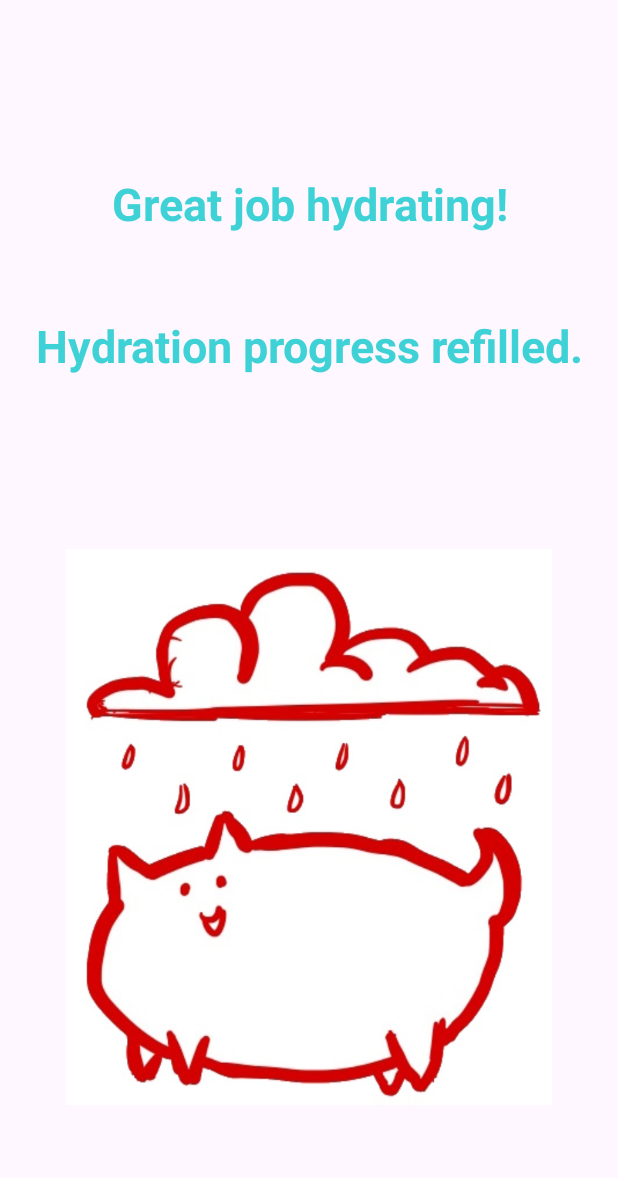
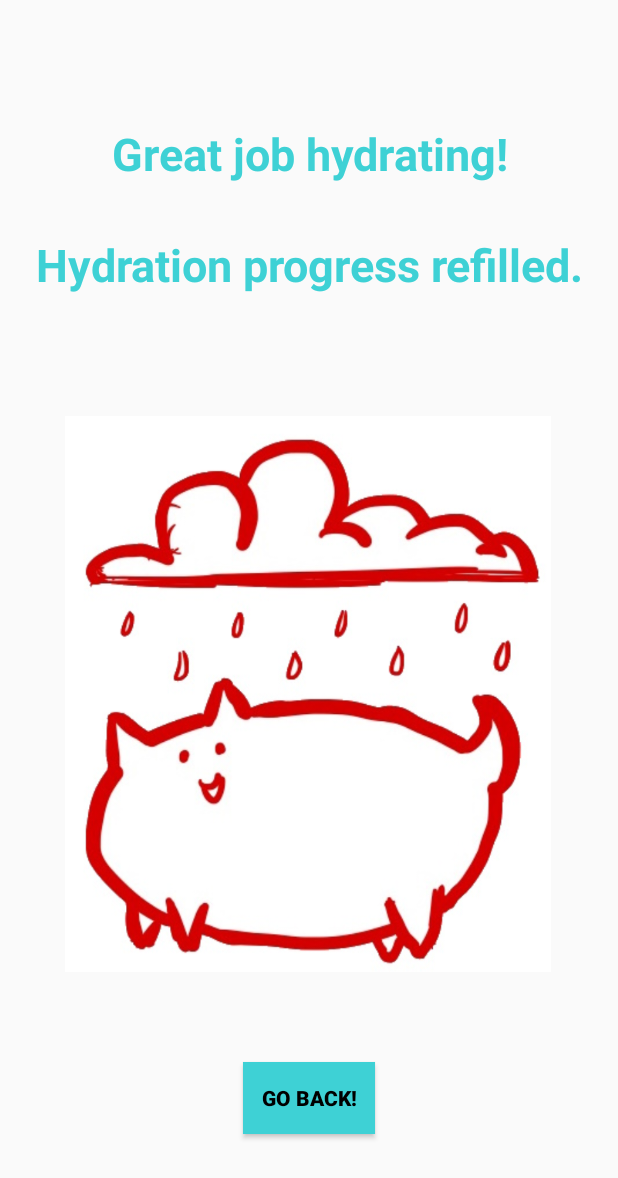
Before and after one commit to wolfs2024/Habit_tracker_application_EC327, an Android app: the WaterActivity screen opened directly, with no data from a screen before it, on a phone screen of 412 x 824 dp. Shown: the top 1178 px of the screen. Run offline under Robolectric (Android 15) with nearby library versions, the phone set to English and light mode, and no system bars.

Commit message:
updated GUI with buttons

```diff
--- a/app/src/main/java/com/example/testing2/StudyActivity.java
+++ b/app/src/main/java/com/example/testing2/StudyActivity.java
@@ -23,7 +23,7 @@ public class StudyActivity extends AppCompatActivity {
     }
 
     private void setupEndActivityButton() {
-        Button back_button = (Button) findViewById(R.id.back_button);
+        Button back_button = (Button) findViewById(R.id.back_button1);
         back_button.setOnClickListener(new View.OnClickListener() {
             @Override
             public void onClick(View v) {
--- a/app/src/main/java/com/example/testing2/WaterActivity.java
+++ b/app/src/main/java/com/example/testing2/WaterActivity.java
@@ -1,6 +1,8 @@
 package com.example.testing2;
 
 import android.os.Bundle;
+import android.view.View;
+import android.widget.Button;
 
 import androidx.activity.EdgeToEdge;
 import androidx.appcompat.app.AppCompatActivity;
@@ -15,10 +17,18 @@ public class WaterActivity extends AppCompatActivity {
         super.onCreate(savedInstanceState);
         EdgeToEdge.enable(this);
         setContentView(R.layout.activity_water);
-        ViewCompat.setOnApplyWindowInsetsListener(findViewById(R.id.main), (v, insets) -> {
-            Insets systemBars = insets.getInsets(WindowInsetsCompat.Type.systemBars());
-            v.setPadding(systemBars.left, systemBars.top, systemBars.right, systemBars.bottom);
-            return insets;
+
+        setupEndActivityButton();
+
+        }
+
+    private void setupEndActivityButton() {
+        Button back_button = (Button) findViewById(R.id.back_button2);
+        back_button.setOnClickListener(new View.OnClickListener() {
+            @Override
+            public void onClick(View v) {
+                finish();
+            }
         });
     }
 }
--- a/app/src/main/res/layout/activity_study.xml
+++ b/app/src/main/res/layout/activity_study.xml
@@ -54,11 +54,14 @@
         tools:ignore="ContentDescription" />
 
     <Button
-        android:id="@+id/back_button"
+        android:id="@+id/back_button1"
         android:layout_width="wrap_content"
         android:layout_height="wrap_content"
         android:layout_marginBottom="16dp"
         android:text="Go back!"
+        android:textStyle="bold"
+        android:textColor = "@color/white"
+        android:background="#88517F"
         app:layout_constraintBottom_toBottomOf="parent"
         app:layout_constraintEnd_toEndOf="parent"
         app:layout_constraintStart_toStartOf="parent"
--- a/app/src/main/res/layout/activity_water.xml
+++ b/app/src/main/res/layout/activity_water.xml
@@ -20,7 +20,7 @@
         app:layout_constraintEnd_toEndOf="parent"
         app:layout_constraintStart_toStartOf="parent"
         app:layout_constraintTop_toTopOf="parent"
-        app:layout_constraintVertical_bias="0.147"
+        app:layout_constraintVertical_bias="0.105"
         tools:ignore="HardcodedText" />
 
     <TextView
@@ -28,7 +28,7 @@
         android:layout_width="wrap_content"
         android:layout_height="wrap_content"
         android:layout_marginStart="8dp"
-        android:layout_marginTop="210dp"
+        android:layout_marginTop="156dp"
         android:layout_marginEnd="8dp"
         android:text="Hydration progress refilled."
         android:textAlignment="center"
@@ -47,8 +47,26 @@
         android:layout_marginTop="28dp"
         app:layout_constraintBottom_toBottomOf="parent"
         app:layout_constraintEnd_toEndOf="parent"
+        app:layout_constraintHorizontal_bias="0.494"
         app:layout_constraintStart_toStartOf="parent"
         app:layout_constraintTop_toBottomOf="@+id/hyd_description"
+        app:layout_constraintVertical_bias="0.213"
         app:srcCompat="@drawable/water"
         tools:ignore="ContentDescription" />
+
+    <Button
+        android:id="@+id/back_button2"
+        android:layout_width="wrap_content"
+        android:layout_height="wrap_content"
+        android:layout_marginBottom="16dp"
+        android:text="Go back!"
+        android:textStyle="bold"
+        android:textColor = "@color/black"
+        android:background="#3ED1D5"
+        app:layout_constraintBottom_toBottomOf="parent"
+        app:layout_constraintEnd_toEndOf="parent"
+        app:layout_constraintStart_toStartOf="parent"
+        app:layout_constraintTop_toBottomOf="@+id/imageView5" />
+
+
 </androidx.constraintlayout.widget.ConstraintLayout>
--- a/app/src/main/res/values-night/themes.xml
+++ b/app/src/main/res/values-night/themes.xml
@@ -1,6 +1,6 @@
 <resources xmlns:tools="http://schemas.android.com/tools">
     <!-- Base application theme. -->
-    <style name="Base.Theme.Testing2" parent="Theme.Material3.DayNight.NoActionBar">
+    <style name="Base.Theme.Testing2" parent="Theme.AppCompat.Light.NoActionBar">
         <!-- Customize your dark theme here. -->
         <!-- <item name="colorPrimary">@color/my_dark_primary</item> -->
     </style>
--- a/app/src/main/res/values/themes.xml
+++ b/app/src/main/res/values/themes.xml
@@ -1,6 +1,6 @@
 <resources xmlns:tools="http://schemas.android.com/tools">
     <!-- Base application theme. -->
-    <style name="Base.Theme.Testing2" parent="Theme.Material3.DayNight.NoActionBar">
+    <style name="Base.Theme.Testing2" parent="Theme.AppCompat.Light.NoActionBar">
         <!-- Customize your light theme here. -->
         <!-- <item name="colorPrimary">@color/my_light_primary</item> -->
     </style>
```
Also changed, not shown: app/src/main/java/com/example/testing2/ExerciseActivity.java (+13 -4 lines), app/src/main/java/com/example/testing2/FoodActivity.java (+13 -4 lines), app/src/main/res/layout/activity_exercise.xml (+14 -0 lines), app/src/main/res/layout/activity_food.xml (+14 -0 lines).
